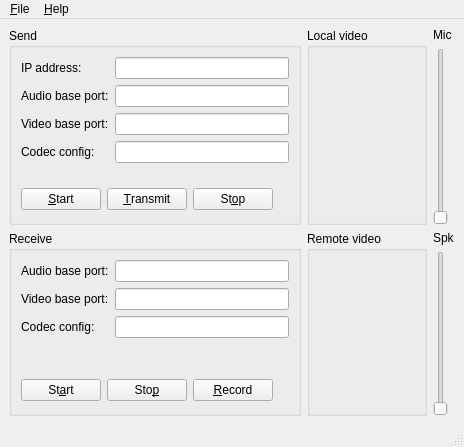
psi-plus/psi-plus-snapshots, file plugins/generic/psimedia/demo/mainwin.ui: the form before one commit.
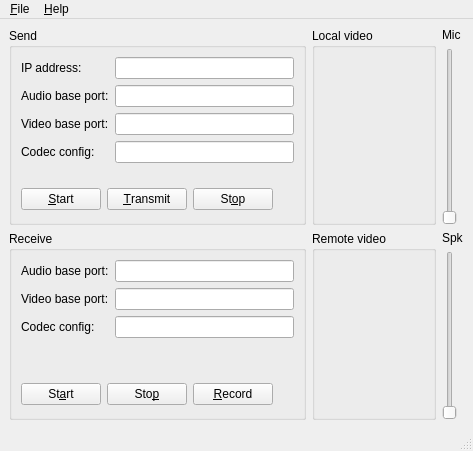
The form after the commit. Custom widgets are drawn as their Qt base class.

Patch:
```diff
--- a/plugins/generic/psimedia/demo/mainwin.ui
+++ b/plugins/generic/psimedia/demo/mainwin.ui
@@ -1,12 +1,12 @@
 <ui version="4.0" >
  <class>MainWin</class>
- <widget class="QMainWindow" name="MainWin" >
-  <property name="geometry" >
+ <widget class="QMainWindow" name="MainWin">
+  <property name="geometry">
    <rect>
     <x>0</x>
     <y>0</y>
-    <width>464</width>
-    <height>447</height>
+    <width>473</width>
+    <height>451</height>
    </rect>
   </property>
   <property name="windowTitle" >
@@ -304,31 +304,31 @@
     </item>
    </layout>
   </widget>
-  <widget class="QMenuBar" name="menubar" >
-   <property name="geometry" >
+  <widget class="QMenuBar" name="menubar">
+   <property name="geometry">
     <rect>
      <x>0</x>
      <y>0</y>
-     <width>464</width>
-     <height>30</height>
+     <width>473</width>
+     <height>21</height>
     </rect>
    </property>
-   <widget class="QMenu" name="menu_Help" >
-    <property name="title" >
+   <widget class="QMenu" name="menu_Help">
+    <property name="title">
      <string>&amp;Help</string>
     </property>
     <addaction name="action_About" />
    </widget>
-   <widget class="QMenu" name="menu_File" >
-    <property name="title" >
+   <widget class="QMenu" name="menu_File">
+    <property name="title">
      <string>&amp;File</string>
     </property>
     <addaction name="action_Configure" />
     <addaction name="separator" />
     <addaction name="action_Quit" />
    </widget>
-   <addaction name="menu_File" />
-   <addaction name="menu_Help" />
+   <addaction name="menu_File"/>
+   <addaction name="menu_Help"/>
   </widget>
   <widget class="QStatusBar" name="statusbar" />
   <action name="action_About" >
```
Left out of the diff: 239 changed lines with no effect on the pictures.
